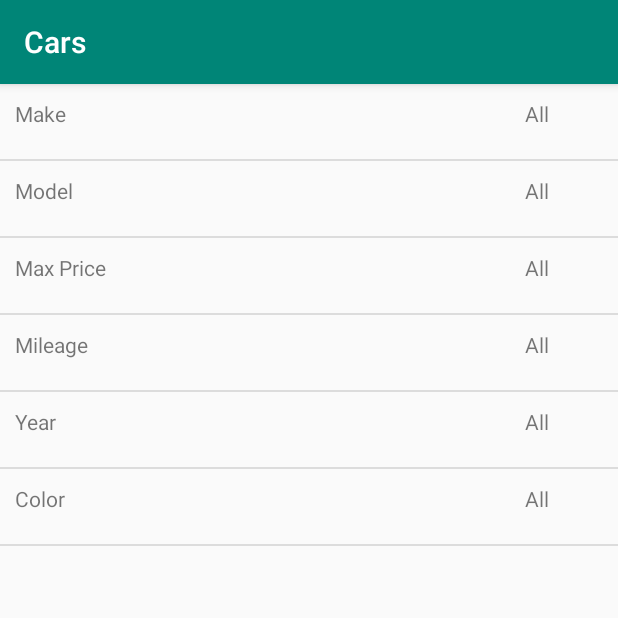
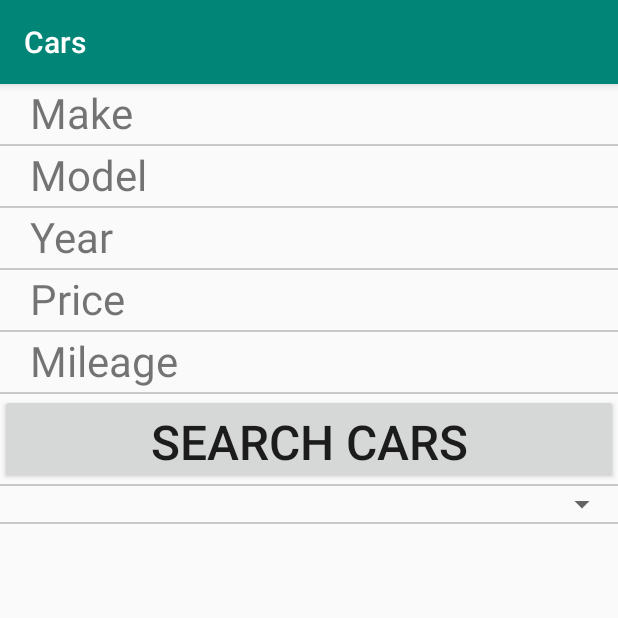
Before and after one commit to plutomars/cars, an Android app: the SearchActivity screen opened directly, with no data from a screen before it, after a tap on "Model", on a phone screen of 412 x 824 dp, the top half of it. Run offline under Robolectric (Android 15) with nearby library versions, the phone set to English and light mode, and no system bars; our stand-ins replace ButterKnife.

Commit message:
up to date files

```diff
--- a/app/build.gradle
+++ b/app/build.gradle
@@ -16,6 +16,10 @@ android {
             proguardFiles getDefaultProguardFile('proguard-android.txt'), 'proguard-rules.pro'
         }
     }
+    compileOptions {
+        sourceCompatibility JavaVersion.VERSION_1_8
+        targetCompatibility JavaVersion.VERSION_1_8
+    }
 }
 
 dependencies {
--- /dev/null
+++ b/app/src/main/java/com/example/pluto/cars/ListResultActivity.java
@@ -0,0 +1,51 @@
+package com.example.pluto.cars;
+
+import android.support.v7.app.AppCompatActivity;
+import android.os.Bundle;
+import android.util.Log;
+import android.view.View;
+import android.widget.AdapterView;
+import android.widget.ListView;
+
+import java.util.ArrayList;
+import java.util.HashMap;
+import java.util.List;
+import java.util.Map;
+
+import Adapter.ListAdapter;
+
+public class ListResultActivity extends AppCompatActivity {
+
+    private ListView mListView;
+    private ListAdapter mListAdapter;
+    private static final String TAG = "ListResultActivity";
+
+
+    @Override
+    protected void onCreate(Bundle savedInstanceState) {
+        super.onCreate(savedInstanceState);
+        setContentView(R.layout.activity_listresult);
+
+        mListView = (ListView)findViewById(R.id.listViewItems);
+
+        List<Map<String,String>> itemList = new ArrayList<Map<String,String>>();
+        String[] criteria = getResources().getStringArray(R.array.Search_criteria);
+
+        for (int i =0;i<criteria.length;i++){
+            Map<String,String> item = new HashMap<String,String>();
+            item.put("Item type",criteria[i]);
+            item.put("Item value","All");
+            itemList.add(item);
+        }
+
+        mListAdapter = new ListAdapter(this,itemList);
+        mListView.setAdapter(mListAdapter);
+
+        mListView.setOnItemClickListener(new AdapterView.OnItemClickListener() {
+            @Override
+            public void onItemClick(AdapterView<?> parent, View view, int position, long id) {
+                Log.d(TAG,"You press"+position);
+            }
+        });
+    }
+}
--- a/app/src/main/java/com/example/pluto/cars/MakeActivity.java
+++ b/app/src/main/java/com/example/pluto/cars/MakeActivity.java
@@ -1,10 +1,13 @@
 package com.example.pluto.cars;
 
+import android.content.Context;
+import android.content.Intent;
 import android.support.v7.app.AppCompatActivity;
 import android.os.Bundle;
 import android.support.v7.widget.LinearLayoutManager;
 import android.support.v7.widget.RecyclerView;
 import android.util.Log;
+import android.view.View;
 
 import Adapter.CategoryAdapter;
 import Model.CategorySingleton;
@@ -13,6 +16,12 @@ import Model.DividerItemDecoration;
 public class MakeActivity extends AppCompatActivity {
     private static final String TAG="MakeActivity";
     private RecyclerView recyclerView;
+    private static String choosenMake = "";
+    private static final String EXTRA_MAKE="make";
+
+//    public static Intent newIntent(Context context){
+//
+//    }
 
     @Override
     protected void onCreate(Bundle savedInstanceState) {
@@ -28,5 +37,11 @@ public class MakeActivity extends AppCompatActivity {
         Log.d(TAG,"create a recycler adapter");
         recyclerView.setAdapter(ca);
         Log.d(TAG,"set the adapter to the recycler view");
+        recyclerView.setOnClickListener(new View.OnClickListener() {
+            @Override
+            public void onClick(View v) {
+
+            }
+        });
     }
 }
--- a/app/src/main/java/com/example/pluto/cars/SearchActivity.java
+++ b/app/src/main/java/com/example/pluto/cars/SearchActivity.java
@@ -1,51 +1,64 @@
 package com.example.pluto.cars;
 
+import android.content.Intent;
 import android.support.v7.app.AppCompatActivity;
 import android.os.Bundle;
-import android.util.Log;
 import android.view.View;
-import android.widget.AdapterView;
-import android.widget.ListView;
+import android.widget.TextView;
 
-import java.util.ArrayList;
-import java.util.HashMap;
-import java.util.List;
-import java.util.Map;
-
-import Adapter.ListAdapter;
+import butterknife.BindView;
+import butterknife.ButterKnife;
+import butterknife.OnClick;
 
 public class SearchActivity extends AppCompatActivity {
 
-    private ListView mListView;
-    private ListAdapter mListAdapter;
-    private static final String TAG = "SearchActivity";
-
+    @BindView(R.id.make_title) TextView makeTitle;
+    @BindView(R.id.make_info) TextView makeInfo;
+    @BindView(R.id.model_title) TextView modelTitle;
+    @BindView(R.id.model_info) TextView modelInfo;
+    @BindView(R.id.year_title) TextView yearTitle;
+    @BindView(R.id.year_info) TextView yearInfo;
+    @BindView(R.id.price_title) TextView priceTitle;
+    @BindView(R.id.price_info) TextView priceInfo;
+    @BindView(R.id.mileage_title) TextView mileageTitle;
+    @BindView(R.id.mileage_info) TextView mileageInfo;
 
     @Override
     protected void onCreate(Bundle savedInstanceState) {
         super.onCreate(savedInstanceState);
         setContentView(R.layout.activity_search);
+        ButterKnife.bind(this);
+    }
 
-        mListView = (ListView)findViewById(R.id.listViewItems);
+    @OnClick({R.id.make_title,R.id.make_info,R.id.model_info,R.id.model_title,R.id.year_info,R.id.year_title,R.id.price_info,R.id.price_title,R.id.mileage_title,R.id.mileage_info})
+    public void onClick(View view){
+        switch (view.getId()){
+            case R.id.make_title:
+            case R.id.make_info:
 
-        List<Map<String,String>> itemList = new ArrayList<Map<String,String>>();
-        String[] criteria = getResources().getStringArray(R.array.Search_criteria);
+                break;
 
-        for (int i =0;i<criteria.length;i++){
-            Map<String,String> item = new HashMap<String,String>();
-            item.put("Item type",criteria[i]);
-            item.put("Item value","All");
-            itemList.add(item);
+            case R.id.model_info:
+            case R.id.model_title:
+
+                break;
+
+            case R.id.year_title:
+            case R.id.year_info:
+                Intent intent = new Intent();
+
+                break;
+
+            case R.id.price_info:
+            case R.id.price_title:
+
+                break;
+
+            case R.id.mileage_info:
+            case R.id.mileage_title:
+
+                break;
         }
+    }
 
-        mListAdapter = new ListAdapter(this,itemList);
-        mListView.setAdapter(mListAdapter);
-
-        mListView.setOnItemClickListener(new AdapterView.OnItemClickListener() {
-            @Override
-            public void onItemClick(AdapterView<?> parent, View view, int position, long id) {
-                Log.d(TAG,"You press"+position);
-            }
-        });
-    }
 }
--- /dev/null
+++ b/app/src/main/res/layout/activity_listresult.xml
@@ -0,0 +1,14 @@
+<?xml version="1.0" encoding="utf-8"?>
+<android.support.constraint.ConstraintLayout xmlns:android="http://schemas.android.com/apk/res/android"
+    xmlns:app="http://schemas.android.com/apk/res-auto"
+    xmlns:tools="http://schemas.android.com/tools"
+    android:layout_width="match_parent"
+    android:layout_height="match_parent"
+    tools:context=".ListResultActivity">
+
+    <ListView
+        android:id="@+id/listViewItems"
+        android:layout_width="match_parent"
+        android:layout_height="match_parent"></ListView>
+
+</android.support.constraint.ConstraintLayout>
--- a/app/src/main/res/layout/activity_search.xml
+++ b/app/src/main/res/layout/activity_search.xml
@@ -1,14 +1,150 @@
 <?xml version="1.0" encoding="utf-8"?>
-<android.support.constraint.ConstraintLayout xmlns:android="http://schemas.android.com/apk/res/android"
+<LinearLayout xmlns:android="http://schemas.android.com/apk/res/android"
     xmlns:app="http://schemas.android.com/apk/res-auto"
     xmlns:tools="http://schemas.android.com/tools"
     android:layout_width="match_parent"
     android:layout_height="match_parent"
-    tools:context=".SearchActivity">
+    android:orientation="vertical"
+    tools:context=".SearchActivity"
+    android:showDividers="middle|end"
+    android:divider="@android:drawable/divider_horizontal_textfield">
 
-    <ListView
-        android:id="@+id/listViewItems"
+    <LinearLayout
         android:layout_width="match_parent"
-        android:layout_height="match_parent"></ListView>
+        android:layout_height="wrap_content"
+        android:orientation="horizontal">
 
-</android.support.constraint.ConstraintLayout>
+        <TextView
+            android:layout_width="match_parent"
+            android:layout_height="40dp"
+            android:layout_weight="1"
+            android:id="@+id/make_title"
+            android:text="@string/make"
+            android:textSize="28dp"
+            android:paddingLeft="20dp"/>
+
+        <TextView
+            android:layout_width="match_parent"
+            android:layout_height="40dp"
+            android:layout_weight="1"
+            android:id="@+id/make_info"
+            android:textAlignment="viewEnd"
+            android:textSize="28dp"
+            android:paddingRight="15dp"/>
+    </LinearLayout>
+
+    <LinearLayout
+        android:layout_width="match_parent"
+        android:layout_height="wrap_content"
+        android:orientation="horizontal">
+
+        <TextView
+            android:layout_width="match_parent"
+            android:layout_height="40dp"
+            android:layout_weight="1"
+            android:id="@+id/model_title"
+            android:text="@string/model"
+            android:textSize="28dp"
+            android:paddingLeft="20dp"/>
+
+        <TextView
+            android:layout_width="match_parent"
+            android:layout_height="40dp"
+            android:layout_weight="1"
+            android:id="@+id/model_info"
+            android:textAlignment="viewEnd"
+            android:textSize="28dp"
+            android:paddingRight="15dp"/>
+    </LinearLayout>
+
+    <LinearLayout
+        android:layout_width="match_parent"
+        android:layout_height="wrap_content"
+        android:orientation="horizontal">
+
+        <TextView
+            android:layout_width="match_parent"
+            android:layout_height="40dp"
+            android:layout_weight="1"
+            android:id="@+id/year_title"
+            android:text="@string/year"
+            android:textSize="28dp"
+            android:paddingLeft="20dp"/>
+
+        <TextView
+            android:layout_width="match_parent"
+            android:layout_height="40dp"
+            android:layout_weight="1"
+            android:id="@+id/year_info"
+            android:textAlignment="viewEnd"
+            android:textSize="28dp"
+            android:paddingRight="15dp"/>
+    </LinearLayout>
+
+    <LinearLayout
+        android:layout_width="match_parent"
+        android:layout_height="wrap_content"
+        android:orientation="horizontal">
+
+        <TextView
+            android:layout_width="match_parent"
+            android:layout_height="40dp"
+            android:layout_weight="1"
+            android:id="@+id/price_title"
+            android:text="@string/price"
+            android:textSize="28dp"
+            android:paddingLeft="20dp"/>
+
+        <TextView
+            android:layout_width="match_parent"
+            android:layout_height="40dp"
+            android:layout_weight="1"
+            android:id="@+id/price_info"
+            android:textAlignment="viewEnd"
+            android:textSize="28dp"
+            android:paddingRight="15dp"/>
+    </LinearLayout>
+
+    <LinearLayout
+        android:layout_width="match_parent"
+        android:layout_height="wrap_content"
+        android:orientation="horizontal">
+
+        <TextView
+            android:layout_width="match_parent"
+            android:layout_height="40dp"
+            android:layout_weight="1"
+            android:id="@+id/mileage_title"
+            android:text="@string/mileage"
+            android:textSize="28dp"
+            android:paddingLeft="20dp"/>
+
+        <TextView
+            android:layout_width="match_parent"
+            android:layout_height="40dp"
+            android:layout_weight="1"
+            android:id="@+id/mileage_info"
+            android:textAlignment="viewEnd"
+            android:textSize="28dp"
+            android:paddingRight="15dp"/>
+    </LinearLayout>
+
+    <Button
+        android:layout_width="match_parent"
+        android:layout_height="60dp"
+        android:paddingTop="10dp"
+        android:text="@string/search"
+        android:id="@+id/search_car"
+        android:textSize="32dp"
+        android:paddingRight="10dp"
+        android:paddingLeft="10dp"
+        android:layout_gravity="center"/>
+
+
+    <Spinner
+        android:layout_width="match_parent"
+        android:layout_height="wrap_content"
+        android:id="@+id/testspinner">
+    </Spinner>
+
+</LinearLayout>
--- a/app/src/main/res/values/strings.xml
+++ b/app/src/main/res/values/strings.xml
@@ -4,4 +4,10 @@
     <string name="sell_button">Sell</string>
     <string name="welcome_txt">Welcome to Car</string>
     <string name="title_activity_selection_list">SelectionListActivity</string>
+    <string name="make">Make</string>
+    <string name="model">Model</string>
+    <string name="year">Year</string>
+    <string name="price">Price</string>
+    <string name="mileage">Mileage</string>
+    <string name="search">Search Cars</string>
 </resources>
```
Also changed, not shown: app/src/main/AndroidManifest.xml (+6 -4 lines).
